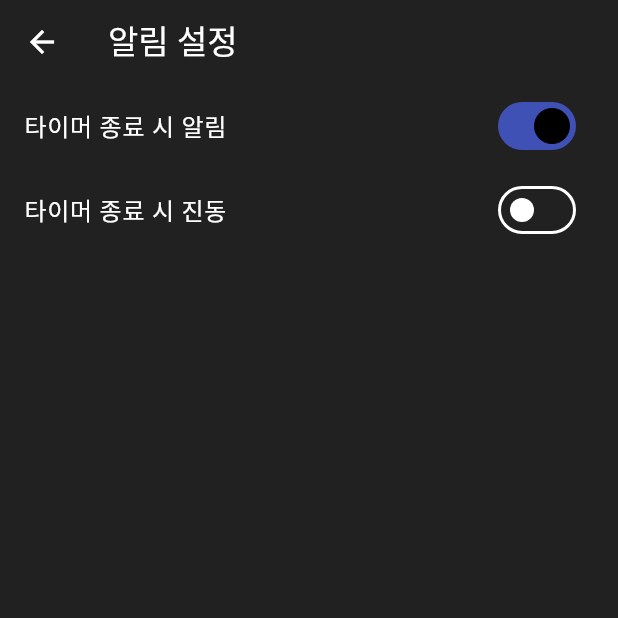
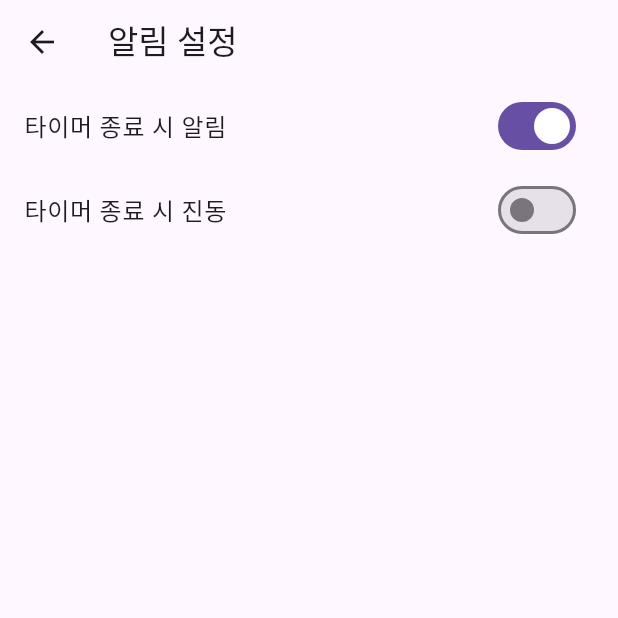
Before and after one commit to dahli4/timerapp, a Flutter app: the screen it shows after launch, item 4 of the bottom bar chosen, after a tap on "알림 설정", on a phone screen of 412 x 824 dp, the top half of it. Run offline on Flutter 3.47's test engine with Material 3 defaults, Android fonts, the phone set to English and light mode, and no system bars; our stand-ins replace flutter_local_notifications, hive, hive_flutter, permission_handler, shared_preferences, table_calendar and 1 more; accounts and stored records are empty.

Commit message:
[Feat] 다크모드 토글 추가, 백그라운드 실행, 알림권한 확인

```diff
--- a/lib/features/settings/settings_screen.dart
+++ b/lib/features/settings/settings_screen.dart
@@ -1,5 +1,9 @@
 import 'package:flutter/material.dart';
 import 'package:shared_preferences/shared_preferences.dart';
+import 'package:hive_flutter/hive_flutter.dart';
+import 'package:permission_handler/permission_handler.dart';
+import '../../data/study_record_model.dart';
+import '../../main.dart'; // themeNotifier를 import
 
 class SettingsScreen extends StatelessWidget {
   const SettingsScreen({super.key});
@@ -24,10 +28,23 @@ class SettingsScreen extends StatelessWidget {
           ),
     );
     if (confirm == true) {
-      // TODO: 공부 기록 전체 삭제 로직 추가
+      final recordBox = Hive.box<StudyRecordModel>('records');
+      await recordBox.clear();
       ScaffoldMessenger.of(
         context,
       ).showSnackBar(const SnackBar(content: Text('공부 기록이 초기화되었습니다.')));
+    }
+  }
+
+  Future<void> _checkNotificationPermission(BuildContext context) async {
+    final status = await Permission.notification.status;
+    if (!status.isGranted) {
+      final result = await Permission.notification.request();
+      if (!result.isGranted) {
+        ScaffoldMessenger.of(
+          context,
+        ).showSnackBar(const SnackBar(content: Text('알림 권한이 필요합니다.')));
+      }
     }
   }
 
@@ -44,7 +61,8 @@ class SettingsScreen extends StatelessWidget {
                   leading: const Icon(Icons.notifications_active_outlined),
                   title: const Text('알림 설정'),
                   trailing: const Icon(Icons.chevron_right),
-                  onTap: () {
+                  onTap: () async {
+                    await _checkNotificationPermission(context);
                     Navigator.push(
                       context,
                       MaterialPageRoute(
@@ -52,6 +70,21 @@ class SettingsScreen extends StatelessWidget {
                       ),
                     );
                   },
+                ),
+                ListTile(
+                  leading: const Icon(Icons.dark_mode),
+                  title: const Text('다크모드'),
+                  trailing: ValueListenableBuilder<ThemeMode>(
+                    valueListenable: themeNotifier,
+                    builder:
+                        (context, mode, _) => Switch(
+                          value: mode == ThemeMode.dark,
+                          onChanged: (val) {
+                            themeNotifier.value =
+                                val ? ThemeMode.dark : ThemeMode.light;
+                          },
+                        ),
+                  ),
                 ),
                 ListTile(
                   leading: const Icon(Icons.delete_outline),
@@ -105,6 +138,11 @@ class _NotificationSettingsScreenState
   }
 
   Future<void> _setAlarm(bool value) async {
+    // 알림 토글 시 권한 확인
+    await (context
+            .findAncestorWidgetOfExactType<SettingsScreen>()
+            ?._checkNotificationPermission(context) ??
+        Future.value());
     final prefs = await SharedPreferences.getInstance();
     await prefs.setBool('alarm', value);
     setState(() => _alarm = value);
@@ -125,7 +163,9 @@ class _NotificationSettingsScreenState
           SwitchListTile(
             title: const Text('타이머 종료 시 알림'),
             value: _alarm,
-            onChanged: _setAlarm,
+            onChanged: (val) async {
+              await _setAlarm(val);
+            },
           ),
           SwitchListTile(
             title: const Text('타이머 종료 시 진동'),
--- a/lib/main.dart
+++ b/lib/main.dart
@@ -1,8 +1,11 @@
 import 'package:flutter/material.dart';
+import 'package:timerapp/utils/notification_helper.dart';
 import 'app/main_tab_controller.dart'; // 경로 수정
 import 'package:hive_flutter/hive_flutter.dart';
 import 'data/study_timer_model.dart';
 import 'data/study_record_model.dart';
+
+final ValueNotifier<ThemeMode> themeNotifier = ValueNotifier(ThemeMode.light);
 
 void main() async {
   WidgetsFlutterBinding.ensureInitialized();
@@ -11,25 +14,27 @@ void main() async {
   Hive.registerAdapter(StudyRecordModelAdapter());
   await Hive.openBox<StudyTimerModel>('timers');
   await Hive.openBox<StudyRecordModel>('records');
-  runApp(const StudyTimerApp());
+  await initializeNotifications();
+  runApp(const MyApp());
 }
 
-class StudyTimerApp extends StatelessWidget {
-  const StudyTimerApp({super.key});
+class MyApp extends StatelessWidget {
+  const MyApp({super.key});
 
   @override
   Widget build(BuildContext context) {
-    return MaterialApp(
-      title: '공시생 타이머',
-      debugShowCheckedModeBanner: false,
-      theme: ThemeData(
-        colorScheme: ColorScheme.dark(
-          primary: Colors.indigo,
-          surface: Colors.grey[900]!,
-        ),
-        useMaterial3: true,
-      ),
-      home: const MainTabController(),
+    return ValueListenableBuilder<ThemeMode>(
+      valueListenable: themeNotifier,
+      builder: (context, mode, _) {
+        return MaterialApp(
+          title: 'Timer App',
+          debugShowCheckedModeBanner: false,
+          theme: ThemeData.light(),
+          darkTheme: ThemeData.dark(),
+          themeMode: mode,
+          home: MainTabController(), // ← 반드시 메인탭 컨트롤러로!
+        );
+      },
     );
   }
 }
--- /dev/null
+++ b/lib/utils/notification_helper.dart
@@ -0,0 +1,36 @@
+import 'package:flutter_local_notifications/flutter_local_notifications.dart';
+import 'package:timezone/data/latest.dart' as tz;
+import 'package:timezone/timezone.dart' as tz;
+
+final FlutterLocalNotificationsPlugin flutterLocalNotificationsPlugin =
+    FlutterLocalNotificationsPlugin();
+
+Future<void> initializeNotifications() async {
+  const AndroidInitializationSettings initializationSettingsAndroid =
+      AndroidInitializationSettings('@mipmap/ic_launcher');
+  const InitializationSettings initializationSettings = InitializationSettings(
+    android: initializationSettingsAndroid,
+  );
+  await flutterLocalNotificationsPlugin.initialize(initializationSettings);
+  tz.initializeTimeZones();
+}
+
+Future<void> scheduleTimerNotification(int seconds) async {
+  await flutterLocalNotificationsPlugin.zonedSchedule(
+    0,
+    '타이머 종료',
+    '설정한 시간이 모두 지났어요!',
+    tz.TZDateTime.now(tz.local).add(Duration(seconds: seconds)),
+    const NotificationDetails(
+      android: AndroidNotificationDetails('timer_channel', '타이머 알림'),
+    ),
+    androidAllowWhileIdle: true,
+    uiLocalNotificationDateInterpretation:
+        UILocalNotificationDateInterpretation.absoluteTime,
+    matchDateTimeComponents: DateTimeComponents.time,
+  );
+}
+
+Future<void> cancelTimerNotification() async {
+  await flutterLocalNotificationsPlugin.cancel(0);
+}
--- a/pubspec.yaml
+++ b/pubspec.yaml
@@ -18,6 +18,9 @@ dependencies:
   cupertino_icons: ^1.0.8
   uuid: ^4.5.1
   table_calendar: ^3.0.9
+  permission_handler: ^11.3.1
+  flutter_local_notifications: ^17.1.2
+  timezone: ^0.9.2
 
 dev_dependencies:
   flutter_test:
```
Also changed, not shown: lib/features/timer_run/timer_run_screen.dart (+28 -1 lines), 4 other files.
